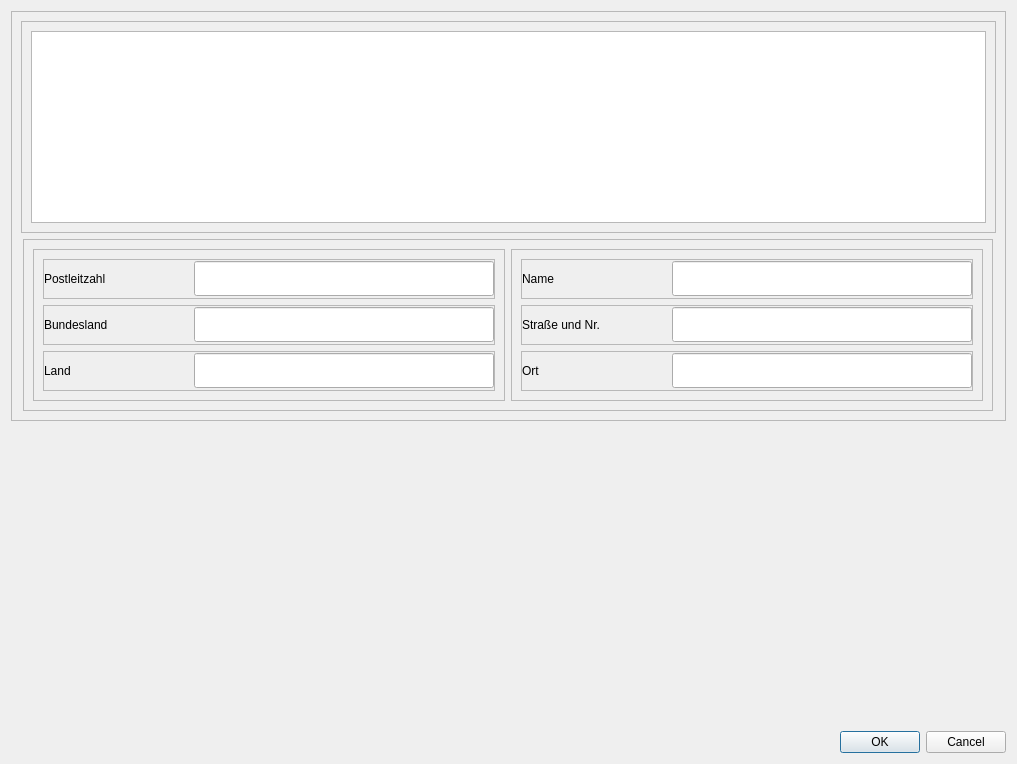
First picture: the form in src/ui/forms/addressattrform.ui, repository creativeSloth/SUN_Maintenance, before the edit.
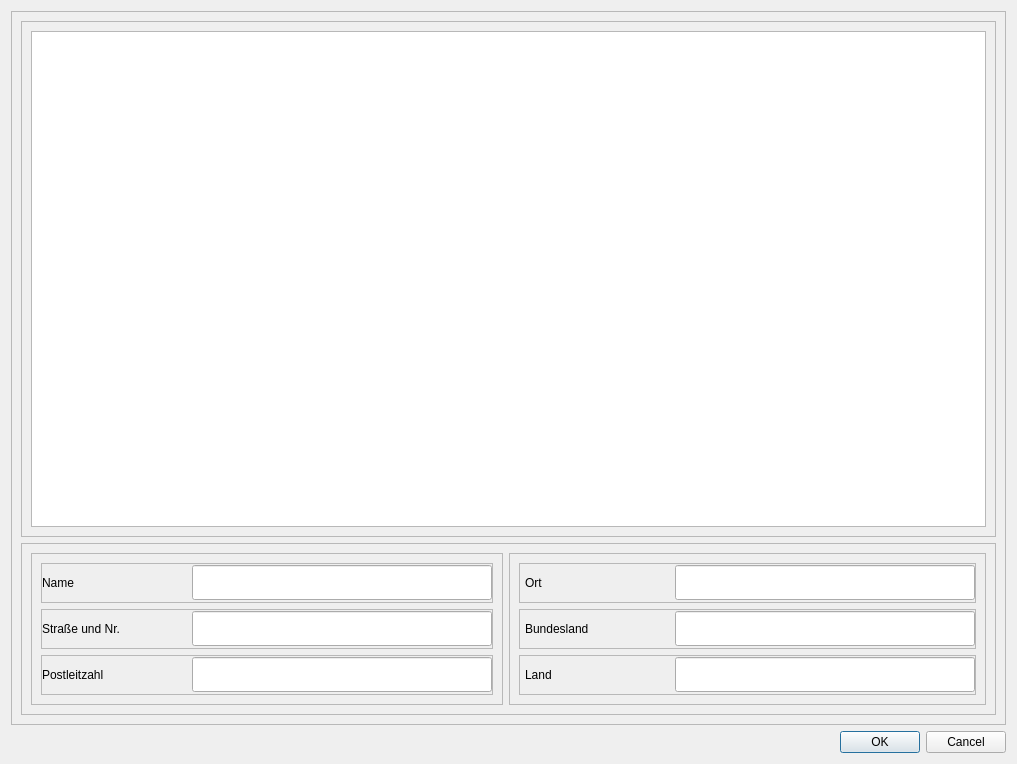
Second picture: the form after the edit.

```diff
--- a/src/ui/forms/addressattrform.ui
+++ b/src/ui/forms/addressattrform.ui
@@ -20,8 +20,14 @@
    <string>Dialog</string>
   </property>
   <layout class="QVBoxLayout" name="verticalLayout_2">
-   <item alignment="Qt::AlignTop">
+   <item>
     <widget class="QFrame" name="frame">
+     <property name="sizePolicy">
+      <sizepolicy hsizetype="Expanding" vsizetype="Expanding">
+       <horstretch>0</horstretch>
+       <verstretch>0</verstretch>
+      </sizepolicy>
+     </property>
      <property name="frameShape">
       <enum>QFrame::StyledPanel</enum>
      </property>
@@ -29,10 +35,10 @@
       <enum>QFrame::Raised</enum>
      </property>
      <layout class="QVBoxLayout" name="verticalLayout_3">
-      <item alignment="Qt::AlignTop">
+      <item>
        <widget class="QFrame" name="search_frame">
         <property name="sizePolicy">
-         <sizepolicy hsizetype="MinimumExpanding" vsizetype="MinimumExpanding">
+         <sizepolicy hsizetype="Expanding" vsizetype="Expanding">
           <horstretch>0</horstretch>
           <verstretch>0</verstretch>
          </sizepolicy>
@@ -51,12 +57,28 @@
         </property>
         <layout class="QVBoxLayout" name="verticalLayout">
          <item>
-          <widget class="QTableWidget" name="addresses_dlg_overview_tbl"/>
+          <widget class="QTableWidget" name="addresses_dlg_overview_tbl">
+           <property name="sizePolicy">
+            <sizepolicy hsizetype="Expanding" vsizetype="Expanding">
+             <horstretch>0</horstretch>
+             <verstretch>0</verstretch>
+            </sizepolicy>
+           </property>
+           <attribute name="horizontalHeaderShowSortIndicator" stdset="0">
+            <bool>true</bool>
+           </attribute>
+           <attribute name="verticalHeaderVisible">
+            <bool>false</bool>
+           </attribute>
+           <attribute name="verticalHeaderHighlightSections">
+            <bool>false</bool>
+           </attribute>
+          </widget>
          </item>
         </layout>
        </widget>
       </item>
-      <item alignment="Qt::AlignHCenter|Qt::AlignBottom">
+      <item alignment="Qt::AlignBottom">
        <widget class="QFrame" name="AdressAttr">
         <property name="sizePolicy">
          <sizepolicy hsizetype="Minimum" vsizetype="Minimum">
@@ -83,294 +105,6 @@
          <enum>QFrame::Raised</enum>
         </property>
         <layout class="QHBoxLayout" name="horizontalLayout_3">
-         <item alignment="Qt::AlignHCenter|Qt::AlignTop">
-          <widget class="QFrame" name="frame_4">
-           <property name="frameShape">
-            <enum>QFrame::StyledPanel</enum>
-           </property>
-           <property name="frameShadow">
-            <enum>QFrame::Raised</enum>
-           </property>
-           <layout class="QVBoxLayout" name="verticalLayout_5">
-            <item>
-             <widget class="QFrame" name="frame_10">
-              <property name="sizePolicy">
-               <sizepolicy hsizetype="Expanding" vsizetype="Expanding">
-                <horstretch>0</horstretch>
-                <verstretch>0</verstretch>
-               </sizepolicy>
-              </property>
-              <property name="minimumSize">
-               <size>
-                <width>0</width>
-                <height>40</height>
-               </size>
-              </property>
-              <property name="maximumSize">
-               <size>
-                <width>16777215</width>
-                <height>40</height>
-               </size>
-              </property>
-              <property name="frameShape">
-               <enum>QFrame::StyledPanel</enum>
-              </property>
-              <property name="frameShadow">
-               <enum>QFrame::Raised</enum>
-              </property>
-              <layout class="QHBoxLayout" name="horizontalLayout_6">
-               <property name="spacing">
-                <number>0</number>
-               </property>
-               <property name="leftMargin">
-                <number>0</number>
-               </property>
-               <property name="topMargin">
-                <number>0</number>
-               </property>
-               <property name="rightMargin">
-                <number>0</number>
-               </property>
-               <property name="bottomMargin">
-                <number>0</number>
-               </property>
-               <item alignment="Qt::AlignRight">
-                <widget class="QLabel" name="postal_code_lbl">
-                 <property name="sizePolicy">
-                  <sizepolicy hsizetype="Expanding" vsizetype="Expanding">
-                   <horstretch>0</horstretch>
-                   <verstretch>0</verstretch>
-                  </sizepolicy>
-                 </property>
-                 <property name="minimumSize">
-                  <size>
-                   <width>150</width>
-                   <height>35</height>
-                  </size>
-                 </property>
-                 <property name="maximumSize">
-                  <size>
-                   <width>150</width>
-                   <height>35</height>
-                  </size>
-                 </property>
-                 <property name="text">
-                  <string>Postleitzahl</string>
-                 </property>
-                </widget>
-               </item>
-               <item alignment="Qt::AlignLeft">
-                <widget class="QLineEdit" name="postal_code_txt">
-                 <property name="sizePolicy">
-                  <sizepolicy hsizetype="Expanding" vsizetype="Expanding">
-                   <horstretch>0</horstretch>
-                   <verstretch>0</verstretch>
-                  </sizepolicy>
-                 </property>
-                 <property name="minimumSize">
-                  <size>
-                   <width>300</width>
-                   <height>35</height>
-                  </size>
-                 </property>
-                 <property name="maximumSize">
-                  <size>
-                   <width>300</width>
-                   <height>35</height>
-                  </size>
-                 </property>
-                </widget>
-               </item>
-              </layout>
-             </widget>
-            </item>
-            <item>
-             <widget class="QFrame" name="frame_9">
-              <property name="sizePolicy">
-               <sizepolicy hsizetype="Expanding" vsizetype="Expanding">
-                <horstretch>0</horstretch>
-                <verstretch>0</verstretch>
-               </sizepolicy>
-              </property>
-              <property name="minimumSize">
-               <size>
-                <width>0</width>
-                <height>40</height>
-               </size>
-              </property>
-              <property name="maximumSize">
-               <size>
-                <width>16777215</width>
-                <height>40</height>
-               </size>
-              </property>
-              <property name="frameShape">
-               <enum>QFrame::StyledPanel</enum>
-              </property>
-              <property name="frameShadow">
-               <enum>QFrame::Raised</enum>
-              </property>
-              <layout class="QHBoxLayout" name="horizontalLayout_8">
-               <property name="spacing">
-                <number>0</number>
-               </property>
-               <property name="leftMargin">
-                <number>0</number>
-               </property>
-               <property name="topMargin">
-                <number>0</number>
-               </property>
-               <property name="rightMargin">
-                <number>0</number>
-               </property>
-               <property name="bottomMargin">
-                <number>0</number>
-               </property>
-               <item alignment="Qt::AlignRight">
-                <widget class="QLabel" name="state_lbl">
-                 <property name="sizePolicy">
-                  <sizepolicy hsizetype="Expanding" vsizetype="Expanding">
-                   <horstretch>0</horstretch>
-                   <verstretch>0</verstretch>
-                  </sizepolicy>
-                 </property>
-                 <property name="minimumSize">
-                  <size>
-                   <width>150</width>
-                   <height>35</height>
-                  </size>
-                 </property>
-                 <property name="maximumSize">
-                  <size>
-                   <width>150</width>
-                   <height>35</height>
-                  </size>
-                 </property>
-                 <property name="text">
-                  <string>Bundesland</string>
-                 </property>
-                </widget>
-               </item>
-               <item alignment="Qt::AlignLeft">
-                <widget class="QLineEdit" name="state_txt">
-                 <property name="sizePolicy">
-                  <sizepolicy hsizetype="Expanding" vsizetype="Expanding">
-                   <horstretch>0</horstretch>
-                   <verstretch>0</verstretch>
-                  </sizepolicy>
-                 </property>
-                 <property name="minimumSize">
-                  <size>
-                   <width>300</width>
-                   <height>35</height>
-                  </size>
-                 </property>
-                 <property name="maximumSize">
-                  <size>
-                   <width>300</width>
-                   <height>35</height>
-                  </size>
-                 </property>
-                </widget>
-               </item>
-              </layout>
-             </widget>
-            </item>
-            <item>
-             <widget class="QFrame" name="frame_11">
-              <property name="sizePolicy">
-               <sizepolicy hsizetype="Expanding" vsizetype="Expanding">
-                <horstretch>0</horstretch>
-                <verstretch>0</verstretch>
-               </sizepolicy>
-              </property>
-              <property name="minimumSize">
-               <size>
-                <width>0</width>
-                <height>40</height>
-               </size>
-              </property>
-              <property name="maximumSize">
-               <size>
-                <width>16777215</width>
-                <height>40</height>
-               </size>
-              </property>
-              <property name="frameShape">
-               <enum>QFrame::StyledPanel</enum>
-              </property>
-              <property name="frameShadow">
-               <enum>QFrame::Raised</enum>
-              </property>
-              <layout class="QHBoxLayout" name="horizontalLayout_9">
-               <property name="spacing">
-                <number>0</number>
-               </property>
-               <property name="leftMargin">
-                <number>0</number>
-               </property>
-               <property name="topMargin">
-                <number>0</number>
-               </property>
-               <property name="rightMargin">
-                <number>0</number>
-               </property>
-               <property name="bottomMargin">
-                <number>0</number>
-               </property>
-               <item alignment="Qt::AlignRight">
-                <widget class="QLabel" name="country_lbl">
-                 <property name="sizePolicy">
-                  <sizepolicy hsizetype="Expanding" vsizetype="Expanding">
-                   <horstretch>0</horstretch>
-                   <verstretch>0</verstretch>
-                  </sizepolicy>
-                 </property>
-                 <property name="minimumSize">
-                  <size>
-                   <width>150</width>
-                   <height>35</height>
-                  </size>
-                 </property>
-                 <property name="maximumSize">
-                  <size>
-                   <width>150</width>
-                   <height>35</height>
-                  </size>
-                 </property>
-                 <property name="text">
-                  <string>Land</string>
-                 </property>
-                </widget>
-               </item>
-               <item alignment="Qt::AlignLeft">
-                <widget class="QLineEdit" name="country_txt">
-                 <property name="sizePolicy">
-                  <sizepolicy hsizetype="Expanding" vsizetype="Expanding">
-                   <horstretch>0</horstretch>
-                   <verstretch>0</verstretch>
-                  </sizepolicy>
-                 </property>
-                 <property name="minimumSize">
-                  <size>
-                   <width>300</width>
-                   <height>35</height>
-                  </size>
-                 </property>
-                 <property name="maximumSize">
-                  <size>
-                   <width>300</width>
-                   <height>35</height>
-                  </size>
-                 </property>
-                </widget>
-               </item>
-              </layout>
-             </widget>
-            </item>
-           </layout>
-          </widget>
-         </item>
          <item alignment="Qt::AlignHCenter|Qt::AlignTop">
           <widget class="QFrame" name="frame_3">
            <property name="frameShape">
@@ -565,6 +299,110 @@
              </widget>
             </item>
             <item>
+             <widget class="QFrame" name="frame_10">
+              <property name="sizePolicy">
+               <sizepolicy hsizetype="Expanding" vsizetype="Expanding">
+                <horstretch>0</horstretch>
+                <verstretch>0</verstretch>
+               </sizepolicy>
+              </property>
+              <property name="minimumSize">
+               <size>
+                <width>0</width>
+                <height>40</height>
+               </size>
+              </property>
+              <property name="maximumSize">
+               <size>
+                <width>16777215</width>
+                <height>40</height>
+               </size>
+              </property>
+              <property name="frameShape">
+               <enum>QFrame::StyledPanel</enum>
+              </property>
+              <property name="frameShadow">
+               <enum>QFrame::Raised</enum>
+              </property>
+              <layout class="QHBoxLayout" name="horizontalLayout_6">
+               <property name="spacing">
+                <number>0</number>
+               </property>
+               <property name="leftMargin">
+                <number>0</number>
+               </property>
+               <property name="topMargin">
+                <number>0</number>
+               </property>
+               <property name="rightMargin">
+                <number>0</number>
+               </property>
+               <property name="bottomMargin">
+                <number>0</number>
+               </property>
+               <item alignment="Qt::AlignRight">
+                <widget class="QLabel" name="postal_code_lbl">
+                 <property name="sizePolicy">
+                  <sizepolicy hsizetype="Expanding" vsizetype="Expanding">
+                   <horstretch>0</horstretch>
+                   <verstretch>0</verstretch>
+                  </sizepolicy>
+                 </property>
+                 <property name="minimumSize">
+                  <size>
+                   <width>150</width>
+                   <height>35</height>
+                  </size>
+                 </property>
+                 <property name="maximumSize">
+                  <size>
+                   <width>150</width>
+                   <height>35</height>
+                  </size>
+                 </property>
+                 <property name="text">
+                  <string>Postleitzahl</string>
+                 </property>
+                </widget>
+               </item>
+               <item alignment="Qt::AlignLeft">
+                <widget class="QLineEdit" name="postal_code_txt">
+                 <property name="sizePolicy">
+                  <sizepolicy hsizetype="Expanding" vsizetype="Expanding">
+                   <horstretch>0</horstretch>
+                   <verstretch>0</verstretch>
+                  </sizepolicy>
+                 </property>
+                 <property name="minimumSize">
+                  <size>
+                   <width>300</width>
+                   <height>35</height>
+                  </size>
+                 </property>
+                 <property name="maximumSize">
+                  <size>
+                   <width>300</width>
+                   <height>35</height>
+                  </size>
+                 </property>
+                </widget>
+               </item>
+              </layout>
+             </widget>
+            </item>
+           </layout>
+          </widget>
+         </item>
+         <item>
+          <widget class="QFrame" name="frame_4">
+           <property name="frameShape">
+            <enum>QFrame::StyledPanel</enum>
+           </property>
+           <property name="frameShadow">
+            <enum>QFrame::Raised</enum>
+           </property>
+           <layout class="QVBoxLayout" name="verticalLayout_5">
+            <item>
              <widget class="QFrame" name="frame_7">
               <property name="sizePolicy">
                <sizepolicy hsizetype="Expanding" vsizetype="Expanding">
@@ -656,6 +494,190 @@
               </layout>
              </widget>
             </item>
+            <item>
+             <widget class="QFrame" name="frame_9">
+              <property name="sizePolicy">
+               <sizepolicy hsizetype="Expanding" vsizetype="Expanding">
+                <horstretch>0</horstretch>
+                <verstretch>0</verstretch>
+               </sizepolicy>
+              </property>
+              <property name="minimumSize">
+               <size>
+                <width>0</width>
+                <height>40</height>
+               </size>
+              </property>
+              <property name="maximumSize">
+               <size>
+                <width>16777215</width>
+                <height>40</height>
+               </size>
+              </property>
+              <property name="frameShape">
+               <enum>QFrame::StyledPanel</enum>
+              </property>
+              <property name="frameShadow">
+               <enum>QFrame::Raised</enum>
+              </property>
+              <layout class="QHBoxLayout" name="horizontalLayout_8">
+               <property name="spacing">
+                <number>0</number>
+               </property>
+               <property name="leftMargin">
+                <number>0</number>
+               </property>
+               <property name="topMargin">
+                <number>0</number>
+               </property>
+               <property name="rightMargin">
+                <number>0</number>
+               </property>
+               <property name="bottomMargin">
+                <number>0</number>
+               </property>
+               <item alignment="Qt::AlignRight">
+                <widget class="QLabel" name="state_lbl">
+                 <property name="sizePolicy">
+                  <sizepolicy hsizetype="Expanding" vsizetype="Expanding">
+                   <horstretch>0</horstretch>
+                   <verstretch>0</verstretch>
+                  </sizepolicy>
+                 </property>
+                 <property name="minimumSize">
+                  <size>
+                   <width>150</width>
+                   <height>35</height>
+                  </size>
+                 </property>
+                 <property name="maximumSize">
+                  <size>
+                   <width>150</width>
+                   <height>35</height>
+                  </size>
+                 </property>
+                 <property name="text">
+                  <string>Bundesland</string>
+                 </property>
+                </widget>
+               </item>
+               <item alignment="Qt::AlignLeft">
+                <widget class="QLineEdit" name="state_txt">
+                 <property name="sizePolicy">
+                  <sizepolicy hsizetype="Expanding" vsizetype="Expanding">
+                   <horstretch>0</horstretch>
+                   <verstretch>0</verstretch>
+                  </sizepolicy>
+                 </property>
+                 <property name="minimumSize">
+                  <size>
+                   <width>300</width>
+                   <height>35</height>
+                  </size>
+                 </property>
+                 <property name="maximumSize">
+                  <size>
+                   <width>300</width>
+                   <height>35</height>
+                  </size>
+                 </property>
+                </widget>
+               </item>
+              </layout>
+             </widget>
+            </item>
+            <item>
+             <widget class="QFrame" name="frame_11">
+              <property name="sizePolicy">
+               <sizepolicy hsizetype="Expanding" vsizetype="Expanding">
+                <horstretch>0</horstretch>
+                <verstretch>0</verstretch>
+               </sizepolicy>
+              </property>
+              <property name="minimumSize">
+               <size>
+                <width>0</width>
+                <height>40</height>
+               </size>
+              </property>
+              <property name="maximumSize">
+               <size>
+                <width>16777215</width>
+                <height>40</height>
+               </size>
+              </property>
+              <property name="frameShape">
+               <enum>QFrame::StyledPanel</enum>
+              </property>
+              <property name="frameShadow">
+               <enum>QFrame::Raised</enum>
+              </property>
+              <layout class="QHBoxLayout" name="horizontalLayout_9">
+               <property name="spacing">
+                <number>0</number>
+               </property>
+               <property name="leftMargin">
+                <number>0</number>
+               </property>
+               <property name="topMargin">
+                <number>0</number>
+               </property>
+               <property name="rightMargin">
+                <number>0</number>
+               </property>
+               <property name="bottomMargin">
+                <number>0</number>
+               </property>
+               <item alignment="Qt::AlignRight">
+                <widget class="QLabel" name="country_lbl">
+                 <property name="sizePolicy">
+                  <sizepolicy hsizetype="Expanding" vsizetype="Expanding">
+                   <horstretch>0</horstretch>
+                   <verstretch>0</verstretch>
+                  </sizepolicy>
+                 </property>
+                 <property name="minimumSize">
+                  <size>
+                   <width>150</width>
+                   <height>35</height>
+                  </size>
+                 </property>
+                 <property name="maximumSize">
+                  <size>
+                   <width>150</width>
+                   <height>35</height>
+                  </size>
+                 </property>
+                 <property name="text">
+                  <string>Land</string>
+                 </property>
+                </widget>
+               </item>
+               <item alignment="Qt::AlignLeft">
+                <widget class="QLineEdit" name="country_txt">
+                 <property name="sizePolicy">
+                  <sizepolicy hsizetype="Expanding" vsizetype="Expanding">
+                   <horstretch>0</horstretch>
+                   <verstretch>0</verstretch>
+                  </sizepolicy>
+                 </property>
+                 <property name="minimumSize">
+                  <size>
+                   <width>300</width>
+                   <height>35</height>
+                  </size>
+                 </property>
+                 <property name="maximumSize">
+                  <size>
+                   <width>300</width>
+                   <height>35</height>
+                  </size>
+                 </property>
+                </widget>
+               </item>
+              </layout>
+             </widget>
+            </item>
            </layout>
           </widget>
          </item>
```
